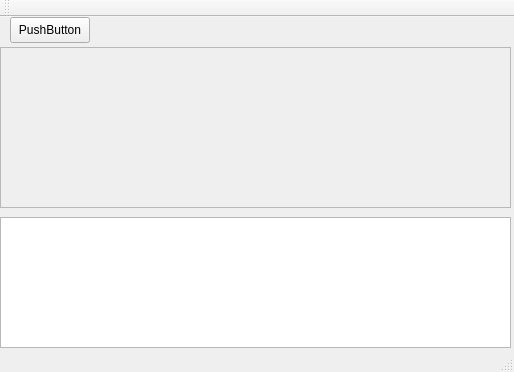
First picture: the form in cpp2013/GraphVizion/mainwindow.ui, repository Daiver/scripts, before the edit.
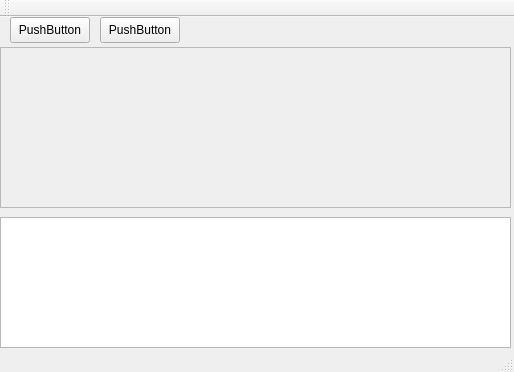
Second picture: the form after the edit.

Patch:
```diff
--- a/cpp2013/GraphVizion/mainwindow.ui
+++ b/cpp2013/GraphVizion/mainwindow.ui
@@ -60,6 +60,19 @@
      </rect>
     </property>
    </widget>
+   <widget class="QPushButton" name="pushButton_2">
+    <property name="geometry">
+     <rect>
+      <x>100</x>
+      <y>0</y>
+      <width>80</width>
+      <height>26</height>
+     </rect>
+    </property>
+    <property name="text">
+     <string>PushButton</string>
+    </property>
+   </widget>
   </widget>
   <widget class="QMenuBar" name="menuBar">
    <property name="geometry">
```
